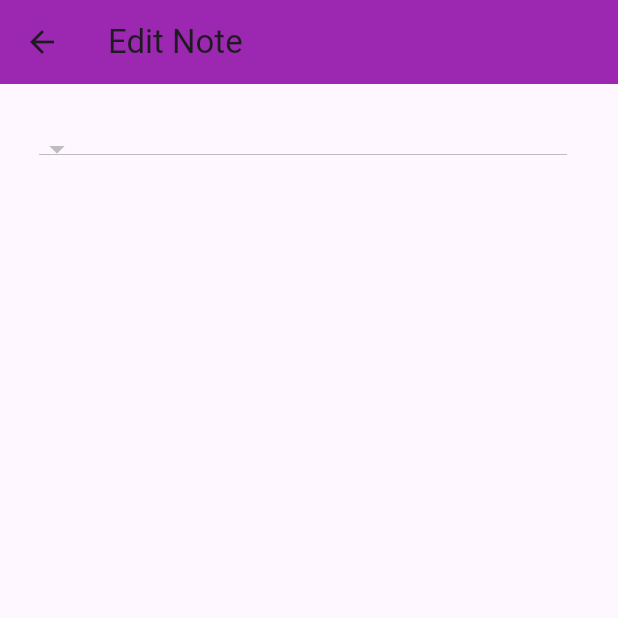
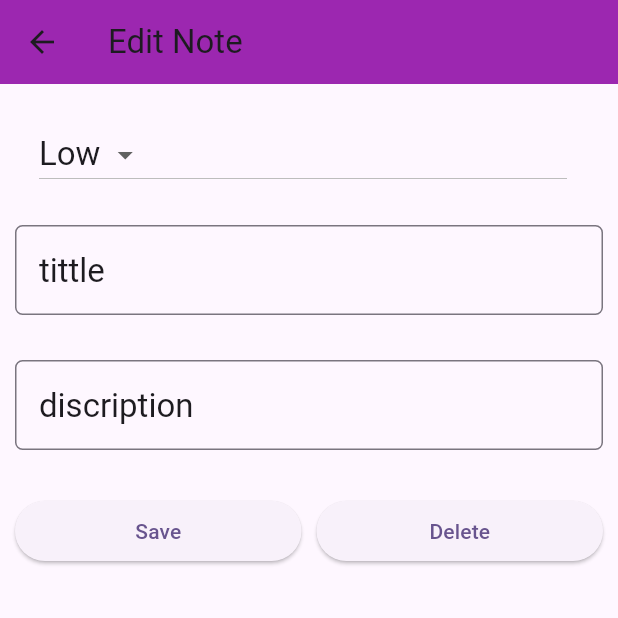
Before and after one commit to adnanpanakkad/TodoMate-sqflite-, a Flutter app: the NoteDetailes screen opened directly, on a phone screen of 412 x 824 dp, the top half of it. Run offline on Flutter 3.47's test engine with Material 3 defaults, Android fonts, the phone set to English and light mode, and no system bars.

Commit message:
Ui attaching

```diff
--- a/lib/main.dart
+++ b/lib/main.dart
@@ -1,4 +1,5 @@
 import 'package:flutter/material.dart';
+import 'package:to_do/screens/note_detailes.dart';
 import 'package:to_do/screens/note_list.dart';
 
 void main() {
--- a/lib/screens/note_detailes.dart
+++ b/lib/screens/note_detailes.dart
@@ -1,5 +1,4 @@
 import 'package:flutter/material.dart';
-import 'package:flutter/widgets.dart';
 
 class NoteDetailes extends StatefulWidget {
   const NoteDetailes({super.key});
@@ -9,8 +8,12 @@ class NoteDetailes extends StatefulWidget {
 }
 
 class _NoteDetailesState extends State<NoteDetailes> {
+  static var _priorities = ['High', 'Low'];
+  TextEditingController titilecontroller = TextEditingController();
+  TextEditingController discriptioncontroller = TextEditingController();
   @override
   Widget build(BuildContext context) {
+    TextStyle? textStyle = Theme.of(context).textTheme.titleLarge;
     return Scaffold(
       appBar: AppBar(
         backgroundColor: Colors.purple,
@@ -22,10 +25,77 @@ class _NoteDetailesState extends State<NoteDetailes> {
             children: <Widget>[
               ListTile(
                 title: DropdownButton(
-                  items: null,
-                  onChanged: null,
+                  items: _priorities.map((String dropDownStringItem) {
+                    return DropdownMenuItem<String>(
+                      value: dropDownStringItem,
+                      child: Text(dropDownStringItem),
+                    );
+                  }).toList(),
+                  style: textStyle,
+                  value: 'Low',
+                  onChanged: (valueSelectedByUser) {
+                    setState(() {
+                      print('user selected ${valueSelectedByUser}');
+                    });
+                  },
                 ),
-              )
+              ),
+              Padding(
+                padding: const EdgeInsets.only(top: 15, bottom: 15),
+                child: TextField(
+                  controller: titilecontroller,
+                  style: textStyle,
+                  onChanged: (value) {
+                    print('soething changed in ttitle');
+                  },
+                  decoration: InputDecoration(
+                    labelText: 'tittle',
+                    labelStyle: textStyle,
+                    border: OutlineInputBorder(
+                        borderRadius: BorderRadius.circular(5)),
+                  ),
+                ),
+              ),
+              Padding(
+                padding: const EdgeInsets.only(top: 15, bottom: 15),
+                child: TextField(
+                  controller: discriptioncontroller,
+                  style: textStyle,
+                  onChanged: (value) {
+                    print('soething changed in discription');
+                  },
+                  decoration: InputDecoration(
+                    labelText: 'discription',
+                    labelStyle: textStyle,
+                    border: OutlineInputBorder(
+                        borderRadius: BorderRadius.circular(5)),
+                  ),
+                ),
+              ),
+              Padding(
+                padding: const EdgeInsets.only(top: 15, bottom: 15),
+                child: Row(
+                  children: <Widget>[
+                    Expanded(
+                        child: ElevatedButton(
+                            onPressed: () {
+                              setState(() {
+                                print('seved ');
+                              });
+                            },
+                            child: const Text('Save'))),
+                    SizedBox(width: 10),
+                    Expanded(
+                        child: ElevatedButton(
+                            onPressed: () {
+                              setState(() {
+                                print('Delete ');
+                              });
+                            },
+                            child: const Text('Delete'))),
+                  ],
+                ),
+              ),
             ],
           )),
     );
--- a/lib/screens/note_list.dart
+++ b/lib/screens/note_list.dart
@@ -1,4 +1,5 @@
 import 'package:flutter/material.dart';
+import 'package:to_do/screens/note_detailes.dart';
 
 class NoteListScreen extends StatefulWidget {
   const NoteListScreen({super.key});
@@ -20,7 +21,10 @@ class _NoteListScreenState extends State<NoteListScreen> {
       body: getNoteListView(),
       floatingActionButton: FloatingActionButton(
         backgroundColor: Colors.purple,
-        onPressed: () {},
+        onPressed: () {
+          Navigator.push(
+              context, MaterialPageRoute(builder: (context) => NoteDetailes()));
+        },
         child: Icon(
           Icons.add,
         ),
```
